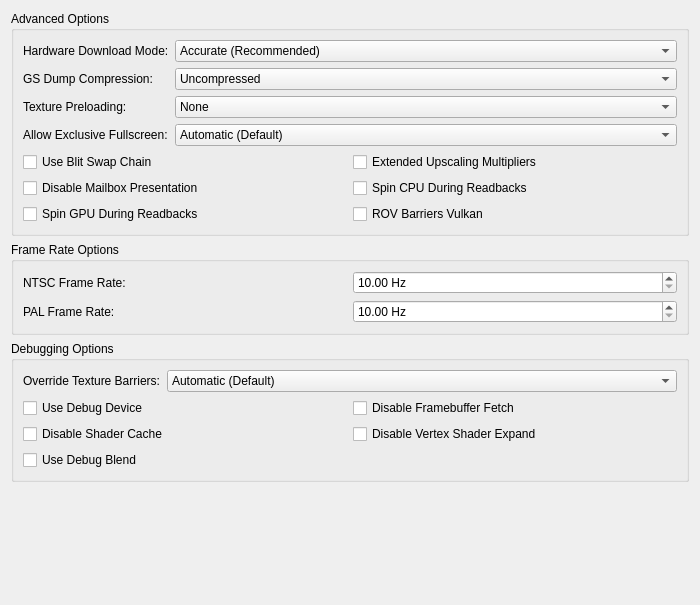
First picture: the form in pcsx2-qt/Settings/GraphicsAdvancedSettingsTab.ui, repository PCSX2/pcsx2, before the edit.
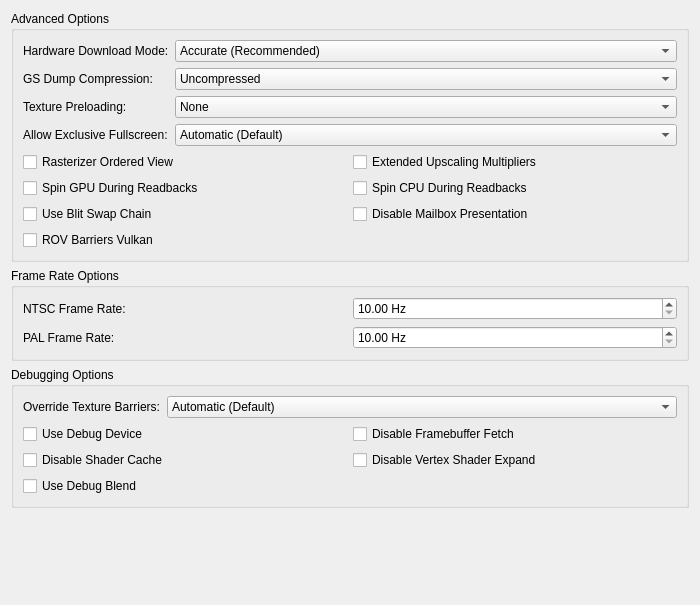
Second picture: the form after the edit.

The edit to the form file:
```diff
--- a/pcsx2-qt/Settings/GraphicsAdvancedSettingsTab.ui
+++ b/pcsx2-qt/Settings/GraphicsAdvancedSettingsTab.ui
@@ -91,27 +91,6 @@
       </item>
       <item row="10" column="0" colspan="2">
        <layout class="QGridLayout" name="advancedLayout">
-        <item row="1" column="1">
-         <widget class="QCheckBox" name="extendedUpscales">
-          <property name="text">
-           <string>Extended Upscaling Multipliers</string>
-          </property>
-         </widget>
-        </item>
-        <item row="2" column="0">
-         <widget class="QCheckBox" name="disableMailboxPresentation">
-          <property name="text">
-           <string extracomment="Mailbox Presentation: a type of graphics-rendering technique that has not been exposed to the public that often, so chances are you will need to keep the word mailbox in English. It does not have anything to do with postal mailboxes or email inboxes/outboxes.">Disable Mailbox Presentation</string>
-          </property>
-         </widget>
-        </item>
-        <item row="1" column="0">
-         <widget class="QCheckBox" name="useBlitSwapChain">
-          <property name="text">
-           <string extracomment="Blit = a data operation. You might want to write it as-is, but fully uppercased. More information: https://en.wikipedia.org/wiki/Bit_blit \nSwap chain: see Microsoft's Terminology Portal.">Use Blit Swap Chain</string>
-          </property>
-         </widget>
-        </item>
         <item row="2" column="1">
          <widget class="QCheckBox" name="spinCPUDuringReadbacks">
           <property name="text">
@@ -119,14 +98,42 @@
           </property>
          </widget>
         </item>
-        <item row="3" column="0">
+        <item row="2" column="0">
          <widget class="QCheckBox" name="spinGPUDuringReadbacks">
           <property name="text">
            <string>Spin GPU During Readbacks</string>
           </property>
          </widget>
         </item>
+        <item row="3" column="0">
+         <widget class="QCheckBox" name="useBlitSwapChain">
+          <property name="text">
+           <string extracomment="Blit = a data operation. You might want to write it as-is, but fully uppercased. More information: https://en.wikipedia.org/wiki/Bit_blit \nSwap chain: see Microsoft's Terminology Portal.">Use Blit Swap Chain</string>
+          </property>
+         </widget>
+        </item>
+        <item row="1" column="0">
+         <widget class="QCheckBox" name="rov">
+          <property name="text">
+           <string>Rasterizer Ordered View</string>
+          </property>
+         </widget>
+        </item>
         <item row="3" column="1">
+         <widget class="QCheckBox" name="disableMailboxPresentation">
+          <property name="text">
+           <string extracomment="Mailbox Presentation: a type of graphics-rendering technique that has not been exposed to the public that often, so chances are you will need to keep the word mailbox in English. It does not have anything to do with postal mailboxes or email inboxes/outboxes.">Disable Mailbox Presentation</string>
+          </property>
+         </widget>
+        </item>
+        <item row="1" column="1">
+         <widget class="QCheckBox" name="extendedUpscales">
+          <property name="text">
+           <string>Extended Upscaling Multipliers</string>
+          </property>
+         </widget>
+        </item>
+        <item row="4" column="0">
          <widget class="QCheckBox" name="rovBarriersVK">
           <property name="text">
            <string>ROV Barriers Vulkan</string>
```
Left out of the diff: 11 changed lines with no effect on the pictures.
